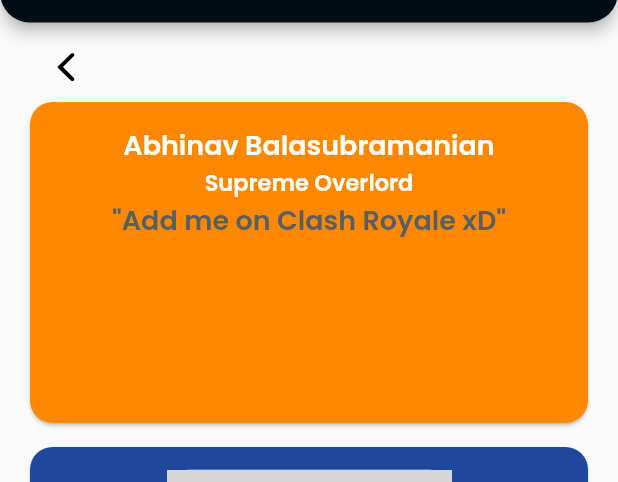
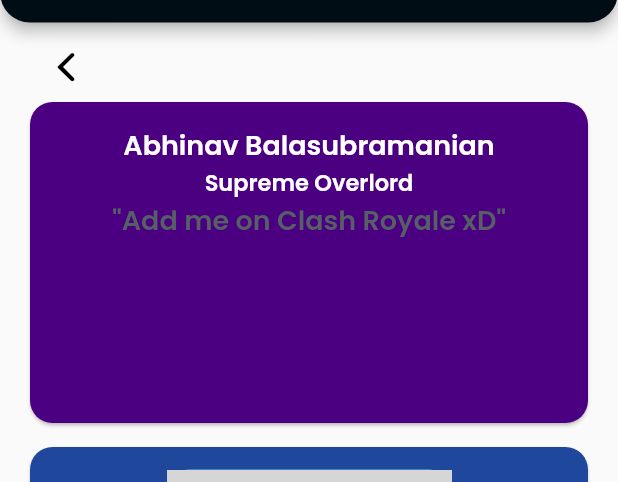
Before and after one commit to Woodlands-App-Team/WAPP, a Flutter app: the WappDescPage screen opened directly, after a tap on "Abhinav Balasubramanian", on a phone screen of 412 x 824 dp, the part 81-563 px from its top. Run offline on Flutter 3.47's test engine with Material 2 defaults, Android fonts, the light colour scheme and no system bars; drawn by our look-alikes of flip_card; our stand-ins replace animated_text_kit, auto_size_text, cloud_firestore, cloud_functions, firebase_auth, firebase_core and 9 more; missing offline and left inert: dart:ffi, delayed_widget, oauth2, profanity_filter; accounts and stored records are empty; network calls fail; project files that could hold a hidden picture were left out; grey boxes are pictures that could not be loaded.

Commit message:
changed some stuff

```diff
--- a/lib/pages/announcements_page/announcements_page.dart
+++ b/lib/pages/announcements_page/announcements_page.dart
@@ -1,6 +1,7 @@
 import 'package:cloud_firestore/cloud_firestore.dart';
 import 'package:flutter/cupertino.dart';
 import 'package:flutter/material.dart';
+import 'package:flutter/services.dart';
 import 'package:google_fonts/google_fonts.dart';
 import 'package:wapp/pages/announcements_page/event_card.dart';
 import '../../constants.dart';
@@ -379,6 +380,9 @@
                                 //controller: _scrollController,
                                 itemCount: _announcements.length - 1,
                                 itemBuilder: (BuildContext context, int index) {
+                                  if (searchString.toUpperCase() == 'ABHINAV'){
+                                    SystemNavigator.pop();
+                                  }
                                   if (_announcements[index]['title']
                                           .toUpperCase()
                                           .contains(
--- a/lib/pages/caf_menu_page/cafFlipCard.dart
+++ b/lib/pages/caf_menu_page/cafFlipCard.dart
@@ -48,18 +48,18 @@
                     height: MediaQuery.of(context).size.width * 0.7 / 4,
                     fit: BoxFit.cover),
                 Padding(
-                  padding: EdgeInsets.fromLTRB(12, 0, 0, 0),
+                  padding: EdgeInsets.fromLTRB(12, 5, 12, 0),
                   child: AutoSizeText(widget.title,
                       maxLines: 2,
                       textAlign: TextAlign.left,
                       style: GoogleFonts.poppins(
                         color: black,
                         fontSize: 20, //45
-                        fontWeight: FontWeight.bold,
+                        fontWeight: FontWeight.w500,
                       )),
                 ),
                 Padding(
-                    padding: EdgeInsets.fromLTRB(12, 0, 0, 0),
+                    padding: EdgeInsets.fromLTRB(12, 5, 12, 0),
                     child: Text(widget.price,
                         textAlign: TextAlign.left,
                         style: GoogleFonts.poppins(
--- a/lib/pages/club_page/club_page_tile_clicked.dart
+++ b/lib/pages/club_page/club_page_tile_clicked.dart
@@ -156,10 +156,10 @@
                         ),
                         Container(
                           margin: EdgeInsets.only(top: 15),
+                          padding: EdgeInsets.only(bottom: 15),
                           width: MediaQuery.of(context).size.width * 0.86,
                           child: Text(
-                            description.replaceAll(r'\n', '\n\n'),
-                            textAlign: TextAlign.justify,
+                            description.replaceAll(r'\n', '\n\n'), //textAlign: TextAlign.justify,
                             style: GoogleFonts.poppins(
                               fontWeight: FontWeight.w400,
                               fontSize: 14,
--- a/lib/pages/general_page/wapp_desc_page.dart
+++ b/lib/pages/general_page/wapp_desc_page.dart
@@ -5,6 +5,16 @@
 import 'package:wapp/constants.dart';
 import 'package:wapp/models/member.dart';
 import 'package:wapp/pages/general_page/general_page_app_bar.dart';
+
+int _getColorFromHex(String hexColor) {
+  hexColor = hexColor.toUpperCase().replaceAll("#", "");
+
+  if (hexColor.length == 6) {
+    hexColor = "FF" + hexColor;
+  }
+
+  return int.parse(hexColor, radix: 16);
+}
 
 class WappDescPage extends StatelessWidget {
   const WappDescPage({Key? key}) : super(key: key);
@@ -14,7 +24,7 @@
         name: "Abhinav Balasubramanian",
         role: "President",
         altRole: "Supreme Overlord",
-        altColor: Color(0XFFFF8800),
+        altColor: Color(_getColorFromHex('#4b0082')),
         imgURL:
             "https://img.cinemablend.com/filter:scale/quill/6/8/5/b/5/e/685b5edda326d2bd77ca9709647e913d7875af4f.jpg?mw=600",
         desc: '"Add me on Clash Royale xD"'),
@@ -38,15 +48,15 @@
         name: "Aayush Panda",
         role: "Developer",
         altRole: "Something Random",
-        altColor: Colors.lime,
+        altColor: Color(_getColorFromHex('#87CEEB')),
         imgURL:
-            "https://img.cinemablend.com/filter:scale/quill/6/8/5/b/5/e/685b5edda326d2bd77ca9709647e913d7875af4f.jpg?mw=600",
+            "https://miro.medium.com/fit/c/262/262/1*juqzL_lv5ZEuhlHZr_RB2g.png",
         desc: '"I like planes"'),
     Member(
         name: "Jeffrey-Kai Li",
         role: "Developer",
         altRole: "Immortal 800",
-        altColor: Colors.lightGreen,
+        altColor: Color(_getColorFromHex('#b5b9ff')),
         imgURL:
             "https://img.cinemablend.com/filter:scale/quill/6/8/5/b/5/e/685b5edda326d2bd77ca9709647e913d7875af4f.jpg?mw=600",
         desc: '"I play Valorant."'),
@@ -70,7 +80,7 @@
         name: "Kelly Ng",
         role: "Designer",
         altRole: "Extremely Short",
-        altColor: Color(0XFF8799F5),
+        altColor: Color(_getColorFromHex('#88B9FF')),
         imgURL:
             "https://img.cinemablend.com/filter:scale/quill/6/8/5/b/5/e/685b5edda326d2bd77ca9709647e913d7875af4f.jpg?mw=600",
         desc: '"I am shorter than John"'),
@@ -78,7 +88,7 @@
         name: "Vishnu Satish",
         role: "Developer",
         altRole: "Poggers",
-        altColor: Color(0XFFFF8800),
+        altColor: Color(_getColorFromHex('#ffa941')),
         imgURL:
             "https://img.cinemablend.com/filter:scale/quill/6/8/5/b/5/e/685b5edda326d2bd77ca9709647e913d7875af4f.jpg?mw=600",
         desc: '"Sup guys! I am Vishnu."'),
```
